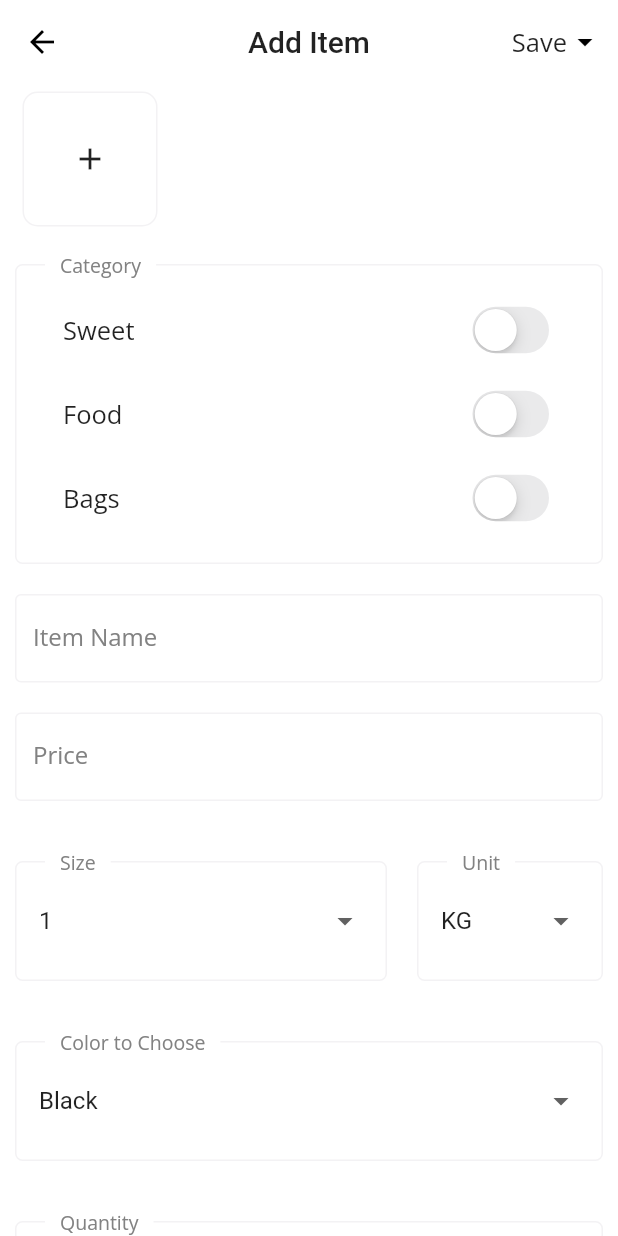
After one commit to IamAKX/localhub, a Flutter app: the AddProduct screen opened directly, on a phone screen of 412 x 824 dp. The commit adds this screen. Run offline on Flutter 3.47's test engine with Material 2 defaults, Android fonts, the phone set to English and light mode, and no system bars; our stand-ins replace chips_choice, country_code_picker, flutter_rating_bar, google_fonts, image_picker, introduction_screen and 3 more; missing offline and left inert: flutter_spinning_wheel.

Commit message:
Business Add Product

```diff
--- a/lib/config/colors.dart
+++ b/lib/config/colors.dart
@@ -3,3 +3,4 @@ import 'package:flutter/material.dart';
 const Color BUTTON_BLACK = Color(0xFF333333);
 const Color ACTIVE_INDICATOR = Color(0xFFBF8D4F);
 const Color HINT_COLOR = Color(0xFF828282);
+const Color BORDER_GREY = Color(0xffF3F2F4);
--- /dev/null
+++ b/lib/screen/business/add_product/add_product.dart
@@ -0,0 +1,410 @@
+import 'dart:io';
+
+import 'package:flutter/cupertino.dart';
+import 'package:flutter/material.dart';
+import 'package:google_fonts/google_fonts.dart';
+import 'package:image_picker/image_picker.dart';
+import 'package:localhub/config/colors.dart';
+import 'package:localhub/widgets/text_border.dart';
+import 'package:localhub/widgets/custom_input.dart';
+
+class AddProduct extends StatefulWidget {
+  @override
+  _AddProductState createState() => _AddProductState();
+}
+
+class _AddProductState extends State<AddProduct> {
+  List<File> productImageList = [];
+  final _scrollController = ScrollController();
+
+  final picker = ImagePicker();
+  bool switchSweet = false;
+  bool switchFood = false;
+  bool switchBag = false;
+  bool publish = false;
+  String unit = 'KG';
+  String size = '1';
+  String color = 'Black';
+  String quantity = '100Kg';
+
+  Future getImage() async {
+    final pickedFile = await picker.getImage(source: ImageSource.gallery);
+
+    if (pickedFile != null) {
+      updateSelectedImage(File(pickedFile.path));
+    }
+  }
+
+  updateSelectedImage(File selectedImage) {
+    setState(() {
+      productImageList.add(selectedImage);
+    });
+  }
+
+  @override
+  void initState() {
+    // TODO: implement initState
+    super.initState();
+    WidgetsBinding.instance.addPostFrameCallback((timeStamp) {
+      _scrollController.animateTo(
+        _scrollController.position.maxScrollExtent,
+        duration: Duration(seconds: 1),
+        curve: Curves.fastOutSlowIn,
+      );
+    });
+  }
+
+  @override
+  Widget build(BuildContext context) {
+    return Scaffold(
+      appBar: AppBar(
+        elevation: 0,
+        backgroundColor: Colors.white,
+        centerTitle: true,
+        title: Text('Add Item'),
+        actions: [
+          InkWell(
+            onTap: () {},
+            child: Container(
+              padding: EdgeInsets.symmetric(horizontal: 10),
+              child: Row(
+                mainAxisSize: MainAxisSize.min,
+                children: [
+                  Text(
+                    'Save',
+                    style: GoogleFonts.openSans(
+                      fontSize: 17,
+                      fontWeight: FontWeight.w400,
+                    ),
+                  ),
+                  Icon(Icons.arrow_drop_down),
+                ],
+              ),
+            ),
+          )
+        ],
+      ),
+      backgroundColor: Colors.white,
+      body: body(),
+    );
+  }
+
+  body() {
+    return ListView(
+      padding: EdgeInsets.symmetric(horizontal: 10),
+      children: [
+        Container(
+          width: double.infinity,
+          height: 100,
+          child: ListView(
+            controller: _scrollController,
+            scrollDirection: Axis.horizontal,
+            children: [
+              for (File f in productImageList) ...{
+                Container(
+                  width: 90,
+                  height: 90,
+                  margin: EdgeInsets.all(5),
+                  decoration: BoxDecoration(
+                    border: Border.all(
+                      color: BORDER_GREY,
+                    ),
+                    borderRadius: BorderRadius.circular(10),
+                    image: DecorationImage(
+                      image: FileImage(f),
+                      fit: BoxFit.cover,
+                    ),
+                  ),
+                ),
+              },
+              InkWell(
+                onTap: () => getImage(),
+                child: Container(
+                  child: Icon(Icons.add),
+                  width: 90,
+                  height: 90,
+                  margin: EdgeInsets.all(5),
+                  decoration: BoxDecoration(
+                    border: Border.all(
+                      color: BORDER_GREY,
+                    ),
+                    borderRadius: BorderRadius.circular(10),
+                  ),
+                ),
+              ),
+            ],
+          ),
+        ),
+        TextBorder(
+          borderColors: BORDER_GREY,
+          text: Text(
+            'Category',
+            style: GoogleFonts.openSans(
+              fontSize: 13,
+              fontWeight: FontWeight.w400,
+              color: HINT_COLOR,
+            ),
+          ),
+          child: Column(
+            mainAxisSize: MainAxisSize.min,
+            children: [
+              ListTile(
+                title: Text(
+                  'Sweet',
+                  style: GoogleFonts.openSans(
+                    fontSize: 17,
+                    fontWeight: FontWeight.w400,
+                  ),
+                ),
+                trailing: CupertinoSwitch(
+                  activeColor: BUTTON_BLACK,
+                  onChanged: (bool value) {
+                    setState(() {
+                      switchSweet = value;
+                    });
+                  },
+                  value: switchSweet,
+                ),
+              ),
+              ListTile(
+                title: Text(
+                  'Food',
+                  style: GoogleFonts.openSans(
+                    fontSize: 17,
+                    fontWeight: FontWeight.w400,
+                  ),
+                ),
+                trailing: CupertinoSwitch(
+                  activeColor: BUTTON_BLACK,
+                  onChanged: (bool value) {
+                    setState(() {
+                      switchFood = value;
+                    });
+                  },
+                  value: switchFood,
+                ),
+              ),
+              ListTile(
+                title: Text(
+                  'Bags',
+                  style: GoogleFonts.openSans(
+                    fontSize: 17,
+                    fontWeight: FontWeight.w400,
+                  ),
+                ),
+                trailing: CupertinoSwitch(
+                  activeColor: BUTTON_BLACK,
+                  onChanged: (bool value) {
+                    setState(() {
+                      switchBag = value;
+                    });
+                  },
+                  value: switchBag,
+                ),
+              ),
+            ],
+          ),
+        ),
+        SizedBox(
+          height: 20,
+        ),
+        buildBorderedInputFieldByType('Item Name', TextInputType.name, null),
+        SizedBox(height: 20),
+        buildBorderedInputFieldByTypeWithPrefixText(
+            'Price', TextInputType.number, null, 'AED '),
+        SizedBox(height: 20),
+        Row(
+          children: [
+            Expanded(
+              flex: 2,
+              child: TextBorder(
+                borderColors: BORDER_GREY,
+                text: Text(
+                  'Size',
+                  style: GoogleFonts.openSans(
+                    fontSize: 13,
+                    fontWeight: FontWeight.w400,
+                    color: HINT_COLOR,
+                  ),
+                ),
+                child: DropdownButtonHideUnderline(
+                  child: DropdownButton<String>(
+                    value: size,
+                    items: <String>['1', '2', '3', '250', '500', '750']
+                        .map((String value) {
+                      return DropdownMenuItem<String>(
+                        value: value,
+                        child: Text(value),
+                      );
+                    }).toList(),
+                    onChanged: (val) {
+                      setState(() {
+                        size = val;
+                      });
+                    },
+                  ),
+                ),
+              ),
+            ),
+            SizedBox(
+              width: 20,
+            ),
+            Expanded(
+              flex: 1,
+              child: TextBorder(
+                borderColors: BORDER_GREY,
+                text: Text(
+                  'Unit',
+                  style: GoogleFonts.openSans(
+                    fontSize: 13,
+                    fontWeight: FontWeight.w400,
+                    color: HINT_COLOR,
+                  ),
+                ),
+                child: DropdownButtonHideUnderline(
+                  child: DropdownButton<String>(
+                    value: unit,
+                    items: <String>['KG', 'g', 'piece', 'L', 'ml']
+                        .map((String value) {
+                      return DropdownMenuItem<String>(
+                        value: value,
+                        child: Text(value),
+                      );
+                    }).toList(),
+                    onChanged: (val) {
+                      setState(() {
+                        unit = val;
+                      });
+                    },
+                  ),
+                ),
+              ),
+            ),
+          ],
+        ),
+        SizedBox(
+          height: 20,
+        ),
+        TextBorder(
+          borderColors: BORDER_GREY,
+          text: Text(
+            'Color to Choose',
+            style: GoogleFonts.openSans(
+              fontSize: 13,
+              fontWeight: FontWeight.w400,
+              color: HINT_COLOR,
+            ),
+          ),
+          child: DropdownButtonHideUnderline(
+            child: DropdownButton<String>(
+              value: color,
+              items: <String>[
+                'Black',
+                'Blue',
+                'Orange',
+                'Purple',
+                'Green',
+                'Amber'
+              ].map((String value) {
+                return DropdownMenuItem<String>(
+                  value: value,
+                  child: Text(value),
+                );
+              }).toList(),
+              onChanged: (val) {
+                setState(() {
+                  color = val;
+                });
+              },
+            ),
+          ),
+        ),
+        SizedBox(
+          height: 20,
+        ),
+        TextBorder(
+          borderColors: BORDER_GREY,
+          text: Text(
+            'Quantity',
+            style: GoogleFonts.openSans(
+              fontSize: 13,
+              fontWeight: FontWeight.w400,
+              color: HINT_COLOR,
+            ),
+          ),
+          child: DropdownButtonHideUnderline(
+            child: DropdownButton<String>(
+              value: quantity,
+              items: <String>[
+                '100Kg',
+                '200Kg',
+                '300Kg',
+                '400Kg',
+                '500Kg',
+                '600Kg'
+              ].map((String value) {
+                return DropdownMenuItem<String>(
+                  value: value,
+                  child: Text(value),
+                );
+              }).toList(),
+              onChanged: (val) {
+                setState(() {
+                  quantity = val;
+                });
+              },
+            ),
+          ),
+        ),
+        SizedBox(
+          height: 20,
+        ),
+        TextBorder(
+          borderColors: BORDER_GREY,
+          text: Text(
+            'Description',
+            style: GoogleFonts.openSans(
+              fontSize: 13,
+              fontWeight: FontWeight.w400,
+              color: HINT_COLOR,
+            ),
+          ),
+          child: plainTextField(null),
+        ),
+        SizedBox(
+          height: 20,
+        ),
+        TextBorder(
+          borderColors: BORDER_GREY,
+          text: Text(
+            'Item Status',
+            style: GoogleFonts.openSans(
+              fontSize: 13,
+              fontWeight: FontWeight.w400,
+              color: HINT_COLOR,
+            ),
+          ),
+          child: SwitchListTile(
+            title: Text(
+              'Publish',
+              style: GoogleFonts.openSans(
+                fontSize: 17,
+                fontWeight: FontWeight.w400,
+              ),
+            ),
+            value: publish,
+            activeColor: Colors.green,
+            onChanged: (bool value) {
+              setState(() {
+                publish = value;
+              });
+            },
+          ),
+        ),
+        SizedBox(
+          height: 20,
+        ),
+      ],
+    );
+  }
+}
--- a/lib/screen/business/home_container/home_container.dart
+++ b/lib/screen/business/home_container/home_container.dart
@@ -1,6 +1,7 @@
 import 'package:flutter/material.dart';
 import 'package:google_fonts/google_fonts.dart';
 import 'package:localhub/config/colors.dart';
+import 'package:localhub/screen/business/add_product/add_product.dart';
 import 'package:localhub/screen/business/home/home.dart';
 import 'package:localhub/screen/business/notification/notification.dart';
 import 'package:localhub/screen/business/ratings/ratings.dart';
@@ -16,7 +17,7 @@ class _BusinessHomeContainerState extends State<BusinessHomeContainer> {
   List<Widget> _children = [
     BusinessHome(),
     BusinessRatings(),
-    Container(),
+    AddProduct(),
     Container(),
     BusinessNotification(),
   ];
--- a/lib/widgets/custom_input.dart
+++ b/lib/widgets/custom_input.dart
@@ -326,14 +326,36 @@ buildBorderedInputFieldByType(
     cursorColor: BUTTON_BLACK,
     decoration: new InputDecoration(
         focusedBorder: OutlineInputBorder(
-          borderSide: BorderSide(color: Colors.grey[500], width: 1.0),
+          borderSide: BorderSide(color: BORDER_GREY, width: 1.0),
         ),
         enabledBorder: OutlineInputBorder(
-          borderSide: BorderSide(color: Colors.grey, width: 1.0),
+          borderSide: BorderSide(color: BORDER_GREY, width: 1.0),
         ),
         labelText: label,
         labelStyle: GoogleFonts.openSans(
-          color: Colors.grey,
+          color: HINT_COLOR,
+        )),
+  );
+}
+
+buildBorderedInputFieldByTypeWithPrefixText(
+    String label, TextInputType type, TextEditingController controller, String prefix) {
+  return TextField(
+    controller: controller,
+    keyboardType: type,
+    autocorrect: true,
+    cursorColor: BUTTON_BLACK,
+    decoration: new InputDecoration(
+      prefixText: prefix,
+        focusedBorder: OutlineInputBorder(
+          borderSide: BorderSide(color: BORDER_GREY, width: 1.0),
+        ),
+        enabledBorder: OutlineInputBorder(
+          borderSide: BorderSide(color: BORDER_GREY, width: 1.0),
+        ),
+        labelText: label,
+        labelStyle: GoogleFonts.openSans(
+          color: HINT_COLOR,
         )),
   );
 }
@@ -351,10 +373,10 @@ buildBorderedInputFieldByTypeWithSuffixIcon(
     cursorColor: BUTTON_BLACK,
     decoration: new InputDecoration(
       focusedBorder: OutlineInputBorder(
-        borderSide: BorderSide(color: Colors.grey[500], width: 1.0),
+        borderSide: BorderSide(color: BORDER_GREY, width: 1.0),
       ),
       enabledBorder: OutlineInputBorder(
-        borderSide: BorderSide(color: Colors.grey, width: 1.0),
+        borderSide: BorderSide(color: BORDER_GREY, width: 1.0),
       ),
       suffix: InkWell(
         child: Icon(suffixIcon),
@@ -362,7 +384,7 @@ buildBorderedInputFieldByTypeWithSuffixIcon(
       ),
       labelText: label,
       labelStyle: GoogleFonts.openSans(
-        color: Colors.grey,
+        color: HINT_COLOR,
       ),
     ),
   );
@@ -382,10 +404,10 @@ buildPasswordOutlineInputField(
     cursorColor: BUTTON_BLACK,
     decoration: new InputDecoration(
       focusedBorder: OutlineInputBorder(
-        borderSide: BorderSide(color: Colors.grey[500], width: 1.0),
+        borderSide: BorderSide(color: BORDER_GREY, width: 1.0),
       ),
       enabledBorder: OutlineInputBorder(
-        borderSide: BorderSide(color: Colors.grey, width: 1.0),
+        borderSide: BorderSide(color: BORDER_GREY, width: 1.0),
       ),
       suffix: InkWell(
         child: Icon(
@@ -396,7 +418,7 @@ buildPasswordOutlineInputField(
       ),
       labelText: label,
       labelStyle: GoogleFonts.openSans(
-        color: Colors.grey,
+        color: HINT_COLOR,
       ),
     ),
   );
--- a/lib/widgets/text_border.dart
+++ b/lib/widgets/text_border.dart
@@ -13,7 +13,7 @@ class TextBorder extends StatelessWidget {
       children: <Widget>[
         Container(
           width: double.infinity,
-          margin: EdgeInsets.fromLTRB(20, 20, 20, 20),
+          margin: EdgeInsets.fromLTRB(0, 20, 0, 0),
           padding: EdgeInsets.all(15),
           decoration: BoxDecoration(
             border: Border.all(color: borderColors, width: 1),
@@ -23,7 +23,7 @@ class TextBorder extends StatelessWidget {
           child: child,
         ),
         Positioned(
-          left: 35,
+          left: 20,
           top: 12,
           child: Container(
             padding: EdgeInsets.only(bottom: 10, left: 10, right: 10),
```
